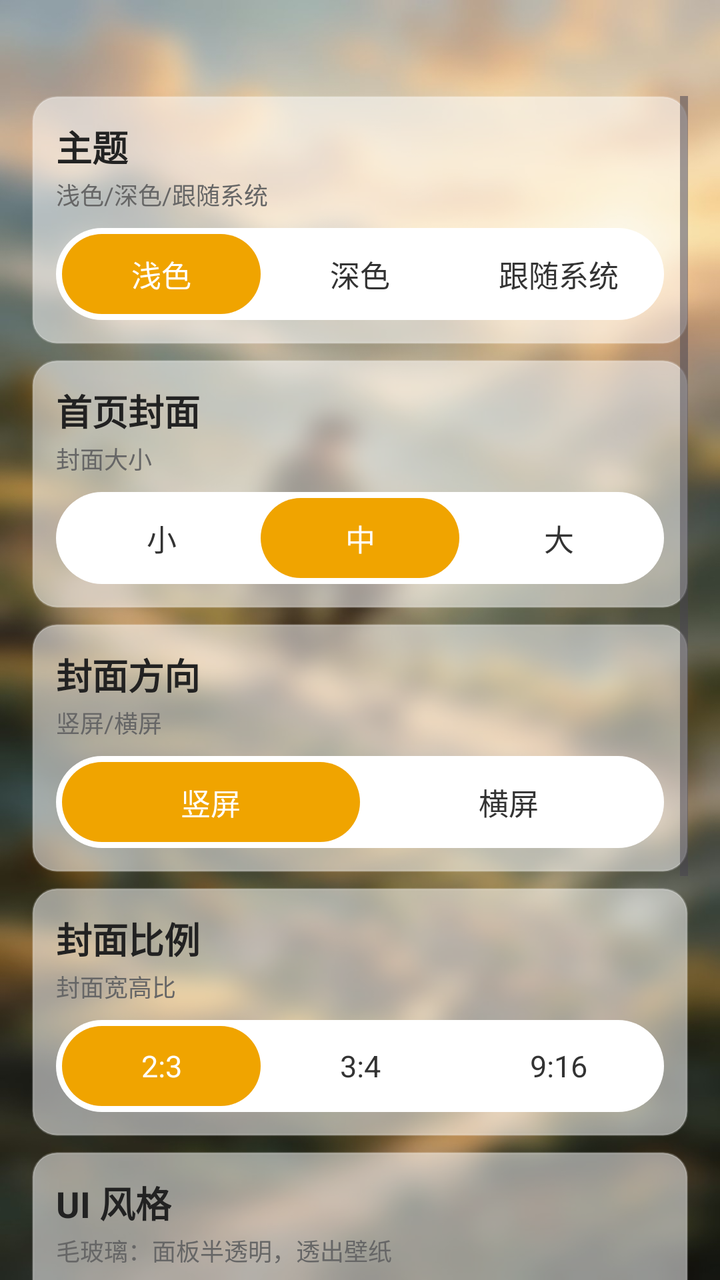
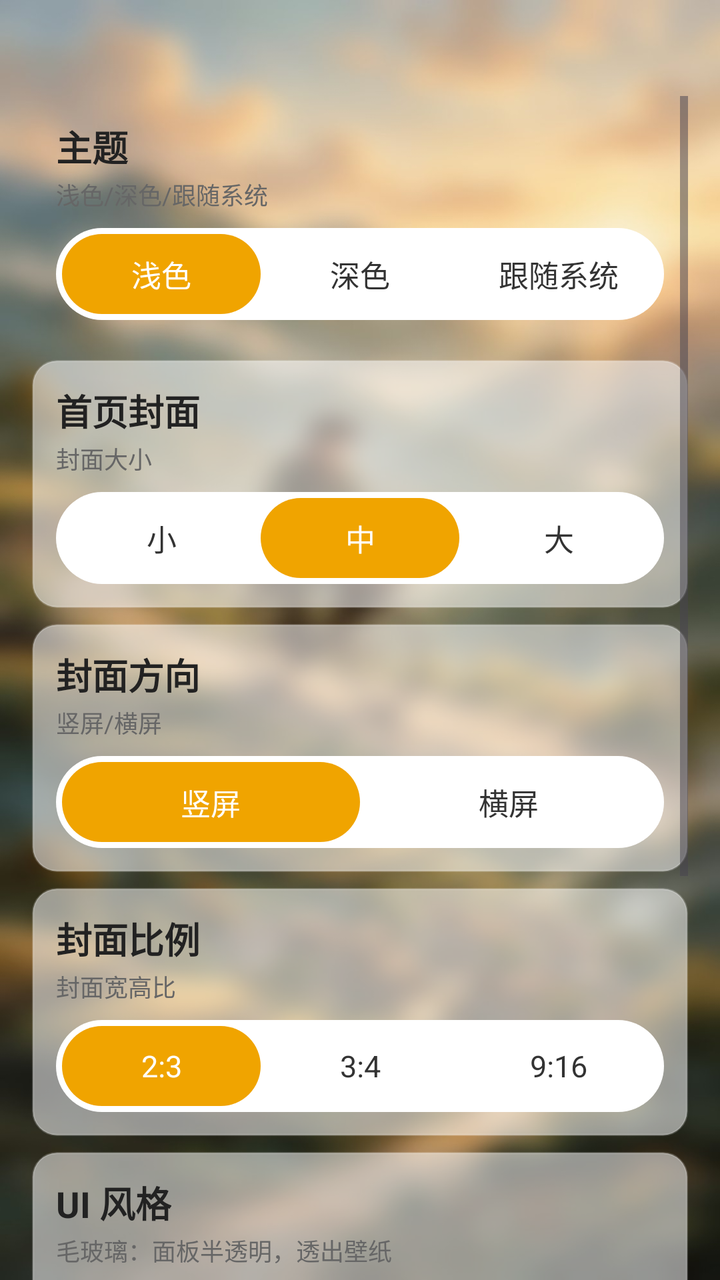

Screens rendered from an Android XML layout before and after an edit, with the pre-edit source and the edit as a unified diff.
<!-- AndroidManifest.xml: another module's application theme Theme.App -->
<!-- res/layout/activity_ui_settings.xml -->
<?xml version="1.0" encoding="utf-8"?>
<ScrollView xmlns:android="http://schemas.android.com/apk/res/android"
    android:layout_width="match_parent"
    android:layout_height="match_parent"
    android:fillViewport="true"
    android:clipToPadding="false"
    android:paddingTop="48dp"
    android:paddingLeft="16dp"
    android:paddingRight="16dp"
    android:paddingBottom="16dp">

<LinearLayout
    android:layout_width="match_parent"
    android:layout_height="wrap_content"
    android:orientation="vertical">


<LinearLayout
    android:layout_width="match_parent"
    android:layout_height="wrap_content"
    android:orientation="vertical"
    android:background="@drawable/card_bg"
    android:padding="12dp"
    android:layout_marginBottom="8dp">

<TextView
    android:layout_width="wrap_content"
    android:layout_height="wrap_content"
    android:text="主题"
    android:textSize="18sp"
    android:textStyle="bold"
    android:textColor="#222222"/>

<TextView
    android:layout_width="wrap_content"
    android:layout_height="wrap_content"
    android:text="浅色/深色/跟随系统"
    android:textSize="12sp"
    android:textColor="#666666"
    android:layout_marginTop="2dp"
    android:layout_marginBottom="8dp"/>

<LinearLayout
    android:layout_width="match_parent"
    android:layout_height="wrap_content"
    android:orientation="horizontal"
    android:background="@drawable/seg_container"
    android:padding="3dp">

<TextView
    android:id="@+id/seg_theme_light"
    android:layout_width="0dp"
    android:layout_height="40dp"
    android:layout_weight="1"
    android:gravity="center"
    android:text="浅色"
    android:textSize="15sp"
    android:background="@drawable/seg_selected"
    android:textColor="#FFFFFF"/>

<TextView
    android:id="@+id/seg_theme_dark"
    android:layout_width="0dp"
    android:layout_height="40dp"
    android:layout_weight="1"
    android:gravity="center"
    android:text="深色"
    android:textSize="15sp"
    android:background="@drawable/seg_unselected"
    android:textColor="#333333"/>

<TextView
    android:id="@+id/seg_theme_system"
    android:layout_width="0dp"
    android:layout_height="40dp"
    android:layout_weight="1"
    android:gravity="center"
    android:text="跟随系统"
    android:textSize="15sp"
    android:background="@drawable/seg_unselected"
    android:textColor="#333333"/>

</LinearLayout>
</LinearLayout>


<LinearLayout
    android:layout_width="match_parent"
    android:layout_height="wrap_content"
    android:orientation="vertical"
    android:background="@drawable/card_bg"
    android:padding="12dp"
    android:layout_marginBottom="8dp">

<TextView
    android:layout_width="wrap_content"
    android:layout_height="wrap_content"
    android:text="首页封面"
    android:textSize="18sp"
    android:textStyle="bold"
    android:textColor="#222222"/>

<TextView
    android:layout_width="wrap_content"
    android:layout_height="wrap_content"
    android:text="封面大小"
    android:textSize="12sp"
    android:textColor="#666666"
    android:layout_marginTop="2dp"
    android:layout_marginBottom="8dp"/>

<LinearLayout
    android:layout_width="match_parent"
    android:layout_height="wrap_content"
    android:orientation="horizontal"
    android:background="@drawable/seg_container"
    android:padding="3dp">

<TextView
    android:id="@+id/seg_cover_small"
    android:layout_width="0dp"
    android:layout_height="40dp"
    android:layout_weight="1"
    android:gravity="center"
    android:text="小"
    android:textSize="15sp"
    android:background="@drawable/seg_unselected"
    android:textColor="#333333"/>

<TextView
    android:id="@+id/seg_cover_medium"
    android:layout_width="0dp"
    android:layout_height="40dp"
    android:layout_weight="1"
    android:gravity="center"
    android:text="中"
    android:textSize="15sp"
    android:background="@drawable/seg_selected"
    android:textColor="#FFFFFF"/>

<TextView
    android:id="@+id/seg_cover_large"
    android:layout_width="0dp"
    android:layout_height="40dp"
    android:layout_weight="1"
    android:gravity="center"
    android:text="大"
    android:textSize="15sp"
    android:background="@drawable/seg_unselected"
    android:textColor="#333333"/>

</LinearLayout>
</LinearLayout>


<LinearLayout
    android:layout_width="match_parent"
    android:layout_height="wrap_content"
    android:orientation="vertical"
    android:background="@drawable/card_bg"
    android:padding="12dp"
    android:layout_marginBottom="8dp">

<TextView
    android:layout_width="wrap_content"
    android:layout_height="wrap_content"
    android:text="封面方向"
    android:textSize="18sp"
    android:textStyle="bold"
    android:textColor="#222222"/>

<TextView
    android:layout_width="wrap_content"
    android:layout_height="wrap_content"
    android:text="竖屏/横屏"
    android:textSize="12sp"
    android:textColor="#666666"
    android:layout_marginTop="2dp"
    android:layout_marginBottom="8dp"/>

<LinearLayout
    android:layout_width="match_parent"
    android:layout_height="wrap_content"
    android:orientation="horizontal"
    android:background="@drawable/seg_container"
    android:padding="3dp">

<TextView
    android:id="@+id/seg_orient_portrait"
    android:layout_width="0dp"
    android:layout_height="40dp"
    android:layout_weight="1"
    android:gravity="center"
    android:text="竖屏"
    android:textSize="15sp"
    android:background="@drawable/seg_selected"
    android:textColor="#FFFFFF"/>

<TextView
    android:id="@+id/seg_orient_landscape"
    android:layout_width="0dp"
    android:layout_height="40dp"
    android:layout_weight="1"
    android:gravity="center"
    android:text="横屏"
    android:textSize="15sp"
    android:background="@drawable/seg_unselected"
    android:textColor="#333333"/>

</LinearLayout>
</LinearLayout>


<LinearLayout
    android:layout_width="match_parent"
    android:layout_height="wrap_content"
    android:orientation="vertical"
    android:background="@drawable/card_bg"
    android:padding="12dp"
    android:layout_marginBottom="8dp">

<TextView
    android:layout_width="wrap_content"
    android:layout_height="wrap_content"
    android:text="封面比例"
    android:textSize="18sp"
    android:textStyle="bold"
    android:textColor="#222222"/>

<TextView
    android:layout_width="wrap_content"
    android:layout_height="wrap_content"
    android:text="封面宽高比"
    android:textSize="12sp"
    android:textColor="#666666"
    android:layout_marginTop="2dp"
    android:layout_marginBottom="8dp"/>

<LinearLayout
    android:layout_width="match_parent"
    android:layout_height="wrap_content"
    android:orientation="horizontal"
    android:background="@drawable/seg_container"
    android:padding="3dp">

<TextView
    android:id="@+id/seg_ratio_23"
    android:layout_width="0dp"
    android:layout_height="40dp"
    android:layout_weight="1"
    android:gravity="center"
    android:text="2:3"
    android:textSize="15sp"
    android:background="@drawable/seg_selected"
    android:textColor="#FFFFFF"/>

<TextView
    android:id="@+id/seg_ratio_34"
    android:layout_width="0dp"
    android:layout_height="40dp"
    android:layout_weight="1"
    android:gravity="center"
    android:text="3:4"
    android:textSize="15sp"
    android:background="@drawable/seg_unselected"
    android:textColor="#333333"/>

<TextView
    android:id="@+id/seg_ratio_916"
    android:layout_width="0dp"
    android:layout_height="40dp"
    android:layout_weight="1"
    android:gravity="center"
    android:text="9:16"
    android:textSize="15sp"
    android:background="@drawable/seg_unselected"
    android:textColor="#333333"/>

</LinearLayout>
</LinearLayout>



<LinearLayout
    android:layout_width="match_parent"
    android:layout_height="wrap_content"
    android:orientation="vertical"
    android:background="@drawable/card_bg"
    android:padding="12dp"
    android:layout_marginBottom="8dp">

<TextView
    android:layout_width="wrap_content"
    android:layout_height="wrap_content"
    android:text="UI 风格"
    android:textSize="18sp"
    android:textStyle="bold"
    android:textColor="#222222"/>

<TextView
    android:layout_width="wrap_content"
    android:layout_height="wrap_content"
    android:text="毛玻璃：面板半透明，透出壁纸"
    android:textSize="12sp"
    android:textColor="#666666"
    android:layout_marginTop="2dp"
    android:layout_marginBottom="8dp"/>

<LinearLayout
    android:layout_width="match_parent"
    android:layout_height="wrap_content"
    android:orientation="horizontal"
    android:background="@drawable/seg_container"
    android:padding="3dp">

<TextView
    android:id="@+id/seg_ui_normal"
    android:layout_width="0dp"
    android:layout_height="40dp"
    android:layout_weight="1"
    android:gravity="center"
    android:text="普通"
    android:textSize="15sp"
    android:background="@drawable/seg_unselected"
    android:textColor="#333333"/>

<TextView
    android:id="@+id/seg_ui_glass"
    android:layout_width="0dp"
    android:layout_height="40dp"
    android:layout_weight="1"
    android:gravity="center"
    android:text="毛玻璃"
    android:textSize="15sp"
    android:background="@drawable/seg_selected"
    android:textColor="#FFFFFF"/>

</LinearLayout>
</LinearLayout>


<LinearLayout
    android:layout_width="match_parent"
    android:layout_height="wrap_content"
    android:orientation="vertical"
    android:background="@drawable/card_bg"
    android:padding="12dp"
    android:layout_marginBottom="8dp">

<TextView
    android:layout_width="wrap_content"
    android:layout_height="wrap_content"
    android:text="毛玻璃透明度"
    android:textSize="18sp"
    android:textStyle="bold"
    android:textColor="#222222"/>

<TextView
    android:id="@+id/tv_alpha_desc"
    android:layout_width="wrap_content"
    android:layout_height="wrap_content"
    android:text="当前 55%，越往右越通透"
    android:textSize="12sp"
    android:textColor="#666666"
    android:layout_marginTop="2dp"
    android:layout_marginBottom="8dp"/>

<LinearLayout
    android:layout_width="match_parent"
    android:layout_height="wrap_content"
    android:orientation="horizontal"
    android:gravity="center_vertical">

<SeekBar
    android:id="@+id/seek_alpha"
    android:layout_width="0dp"
    android:layout_height="wrap_content"
    android:layout_weight="1"
    android:max="100"
    android:progress="55"/>

<TextView
    android:id="@+id/tv_alpha_value"
    android:layout_width="wrap_content"
    android:layout_height="wrap_content"
    android:text="55%"
    android:textSize="14sp"
    android:textColor="#666666"
    android:layout_marginStart="12dp"
    android:minWidth="48dp"
    android:gravity="end"/>

</LinearLayout>
</LinearLayout>


<LinearLayout
    android:layout_width="match_parent"
    android:layout_height="wrap_content"
    android:orientation="vertical"
    android:background="@drawable/card_bg"
    android:padding="12dp"
    android:layout_marginBottom="8dp">

<TextView
    android:layout_width="wrap_content"
    android:layout_height="wrap_content"
    android:text="壁纸"
    android:textSize="18sp"
    android:textStyle="bold"
    android:textColor="#222222"/>

<TextView
    android:id="@+id/tv_wp_desc"
    android:layout_width="wrap_content"
    android:layout_height="wrap_content"
    android:text="当前：默认壁纸"
    android:textSize="12sp"
    android:textColor="#666666"
    android:layout_marginTop="2dp"
    android:layout_marginBottom="8dp"/>

<LinearLayout
    android:layout_width="match_parent"
    android:layout_height="wrap_content"
    android:orientation="horizontal"
    android:background="@drawable/seg_container"
    android:padding="3dp">

<TextView
    android:id="@+id/seg_wp_default"
    android:layout_width="0dp"
    android:layout_height="40dp"
    android:layout_weight="1"
    android:gravity="center"
    android:text="默认"
    android:textSize="15sp"
    android:background="@drawable/seg_selected"
    android:textColor="#FFFFFF"/>

<TextView
    android:id="@+id/seg_wp_local"
    android:layout_width="0dp"
    android:layout_height="40dp"
    android:layout_weight="1"
    android:gravity="center"
    android:text="本地"
    android:textSize="15sp"
    android:background="@drawable/seg_unselected"
    android:textColor="#333333"/>

<TextView
    android:id="@+id/seg_wp_url"
    android:layout_width="0dp"
    android:layout_height="40dp"
    android:layout_weight="1"
    android:gravity="center"
    android:text="URL"
    android:textSize="15sp"
    android:background="@drawable/seg_unselected"
    android:textColor="#333333"/>

</LinearLayout>
</LinearLayout>

</LinearLayout>
</ScrollView>
<!-- resources referenced by this layout -->
<resources>
  <!-- drawable card_bg (drawable) -->
  <?xml version="1.0" encoding="utf-8"?>
  <shape xmlns:android="http://schemas.android.com/apk/res/android" android:shape="rectangle">
  <corners android:radius="12dp"/>
  <solid android:color="#88FFFFFF"/>
  <stroke android:width="1dp" android:color="#33FFFFFF"/>
  </shape>
  <!-- drawable seg_container (drawable) -->
  <?xml version="1.0" encoding="utf-8"?>
  <shape xmlns:android="http://schemas.android.com/apk/res/android" android:shape="rectangle">
  <corners android:radius="24dp"/>
  <solid android:color="#FFFFFFFF"/>
  </shape>
  <!-- drawable seg_selected (drawable) -->
  <?xml version="1.0" encoding="utf-8"?>
  <shape xmlns:android="http://schemas.android.com/apk/res/android" android:shape="rectangle">
  <corners android:radius="20dp"/>
  <solid android:color="#f0a400"/>
  </shape>
  <!-- drawable seg_unselected (drawable) -->
  <?xml version="1.0" encoding="utf-8"?>
  <shape xmlns:android="http://schemas.android.com/apk/res/android" android:shape="rectangle">
  <corners android:radius="20dp"/>
  <solid android:color="#00000000"/>
  </shape>
  <style name="Theme.App" parent="Theme.XingChen" />
  <style name="Theme.XingChen" parent="Theme.Material3.DayNight.NoActionBar">
          <item name="android:windowBackground">@drawable/poster_shanjian_blur</item>
                <item name="android:colorBackground">@android:color/transparent</item>
          <item name="colorPrimary">#f0a400</item>
          <item name="colorPrimaryVariant">#c07f00</item>
          <item name="colorOnPrimary">@android:color/white</item>
      </style>
  <!-- drawable poster_shanjian_blur: jpg bitmap (drawable, 103031 bytes) -->
</resources>

<!-- the commit's change to res/layout/activity_ui_settings.xml (unified diff, before → after) -->
@@ -19,7 +19,7 @@
     android:layout_width="match_parent"
     android:layout_height="wrap_content"
     android:orientation="vertical"
-    android:background="@drawable/card_bg"
+    android:background="@android:color/transparent"
     android:padding="12dp"
     android:layout_marginBottom="8dp">
 
